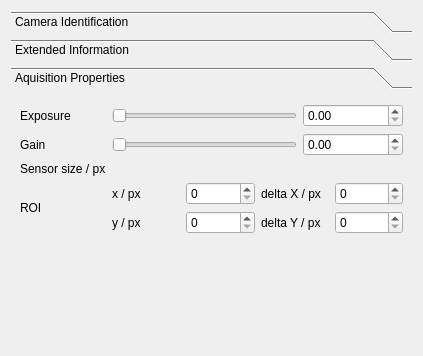
The window that libdev/devices/CameraViewer/src/form.ui (pospiech/code) describes before a commit, drawn with Qt 5.
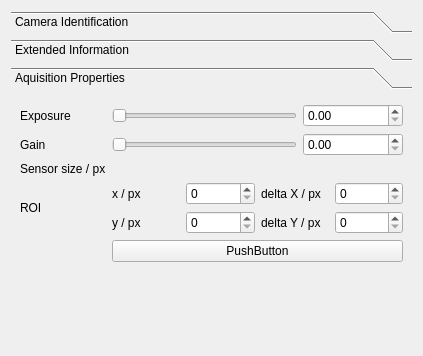
The same window after the commit.

```diff
--- a/libdev/devices/CameraViewer/src/form.ui
+++ b/libdev/devices/CameraViewer/src/form.ui
@@ -107,6 +107,14 @@
       </layout>
      </widget>
      <widget class="QWidget" name="pageProperties">
+      <property name="geometry">
+       <rect>
+        <x>0</x>
+        <y>0</y>
+        <width>405</width>
+        <height>257</height>
+       </rect>
+      </property>
       <attribute name="label">
        <string>Aquisition Properties</string>
       </attribute>
@@ -234,7 +242,7 @@
          </item>
         </layout>
        </item>
-       <item row="4" column="1">
+       <item row="5" column="1">
         <spacer name="verticalSpacerAquProp">
          <property name="orientation">
           <enum>Qt::Vertical</enum>
@@ -247,6 +255,13 @@
          </property>
         </spacer>
        </item>
+       <item row="4" column="1" colspan="2">
+        <widget class="QPushButton" name="pushButton">
+         <property name="text">
+          <string>PushButton</string>
+         </property>
+        </widget>
+       </item>
       </layout>
      </widget>
     </widget>
```
Left out of the diff: 6 changed lines with no effect on the pictures.
